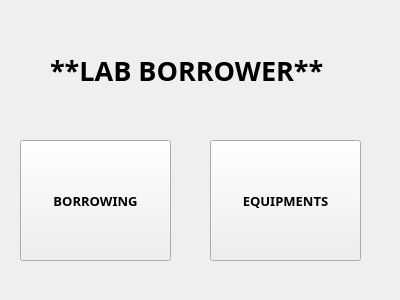
Qt form homedisplay.ui (markytools/sume-borrower-app) before a commit.
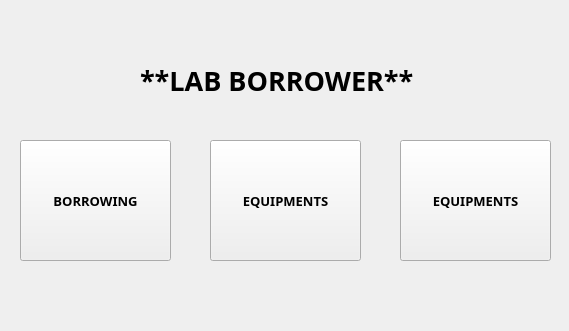
The same form after that commit.

```diff
--- a/homedisplay.ui
+++ b/homedisplay.ui
@@ -6,8 +6,8 @@
    <rect>
     <x>0</x>
     <y>0</y>
-    <width>400</width>
-    <height>300</height>
+    <width>569</width>
+    <height>331</height>
    </rect>
   </property>
   <property name="minimumSize">
@@ -28,8 +28,8 @@
   <widget class="QLabel" name="label_2">
    <property name="geometry">
     <rect>
-     <x>50</x>
-     <y>30</y>
+     <x>140</x>
+     <y>40</y>
      <width>301</width>
      <height>81</height>
     </rect>
@@ -88,6 +88,27 @@
     <string>EQUIPMENTS</string>
    </property>
   </widget>
+  <widget class="QPushButton" name="Equipments_2">
+   <property name="geometry">
+    <rect>
+     <x>400</x>
+     <y>140</y>
+     <width>151</width>
+     <height>121</height>
+    </rect>
+   </property>
+   <property name="font">
+    <font>
+     <family>Segoe UI Black</family>
+     <pointsize>10</pointsize>
+     <weight>75</weight>
+     <bold>true</bold>
+    </font>
+   </property>
+   <property name="text">
+    <string>EQUIPMENTS</string>
+   </property>
+  </widget>
  </widget>
  <resources/>
  <connections/>
```
